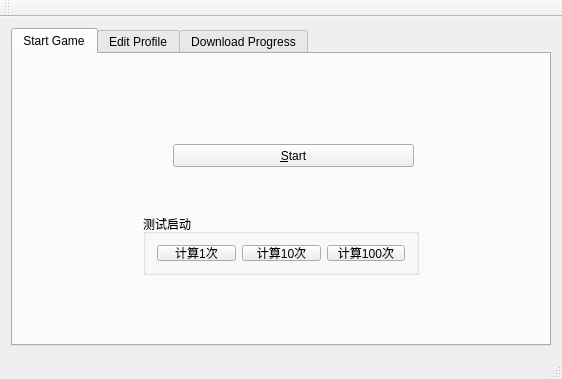
Qt form Kaminec/kamineclauncher.ui (kaniol-lck/Kaminec) before a commit.
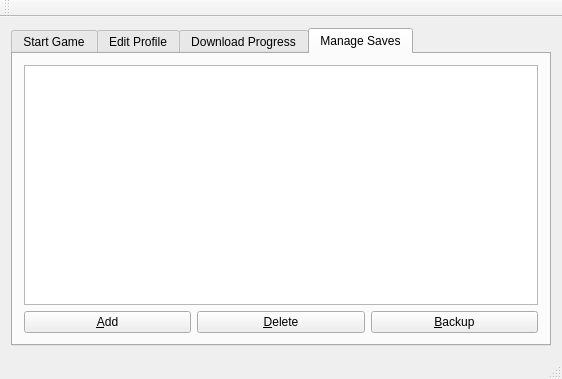
The same form after that commit.

What changed in the file:
```diff
--- a/Kaminec/kamineclauncher.ui
+++ b/Kaminec/kamineclauncher.ui
@@ -24,7 +24,7 @@
     <item row="0" column="0">
      <widget class="QTabWidget" name="moduleSwitch">
       <property name="currentIndex">
-       <number>0</number>
+       <number>3</number>
       </property>
       <widget class="QWidget" name="startment">
        <attribute name="title">
@@ -512,6 +512,41 @@
         </item>
        </layout>
       </widget>
+      <widget class="QWidget" name="tab">
+       <attribute name="title">
+        <string>Manage Saves</string>
+       </attribute>
+       <layout class="QGridLayout" name="gridLayout_5">
+        <item row="1" column="0">
+         <layout class="QHBoxLayout" name="horizontalLayout_14">
+          <item>
+           <widget class="QPushButton" name="addSaves_pb">
+            <property name="text">
+             <string>&amp;Add</string>
+            </property>
+           </widget>
+          </item>
+          <item>
+           <widget class="QPushButton" name="deleteSaves_pb">
+            <property name="text">
+             <string>&amp;Delete</string>
+            </property>
+           </widget>
+          </item>
+          <item>
+           <widget class="QPushButton" name="backupSaves_pb">
+            <property name="text">
+             <string>&amp;Backup</string>
+            </property>
+           </widget>
+          </item>
+         </layout>
+        </item>
+        <item row="0" column="0">
+         <widget class="QTreeView" name="saveMgr_treeView"/>
+        </item>
+       </layout>
+      </widget>
      </widget>
     </item>
    </layout>
```
